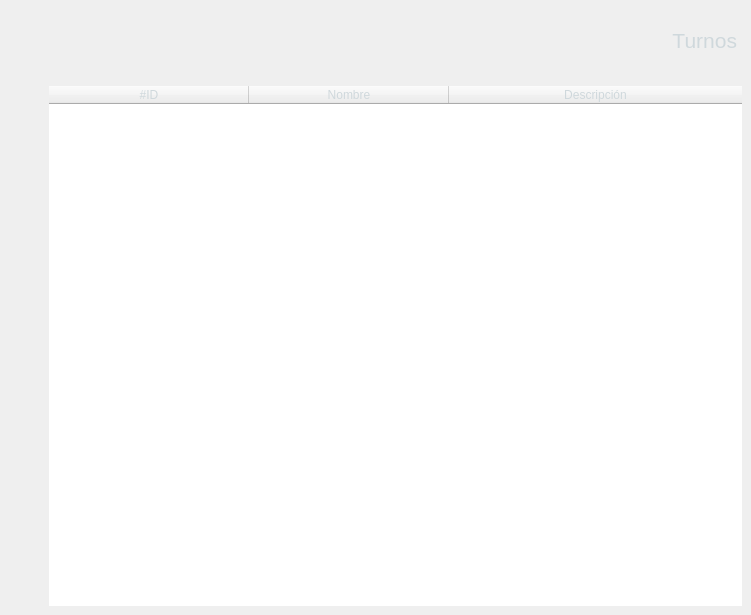
This is ui/turno_frame.ui in hm2206/strong_teeth as Qt 5 draws it before an edit. The edited form follows.
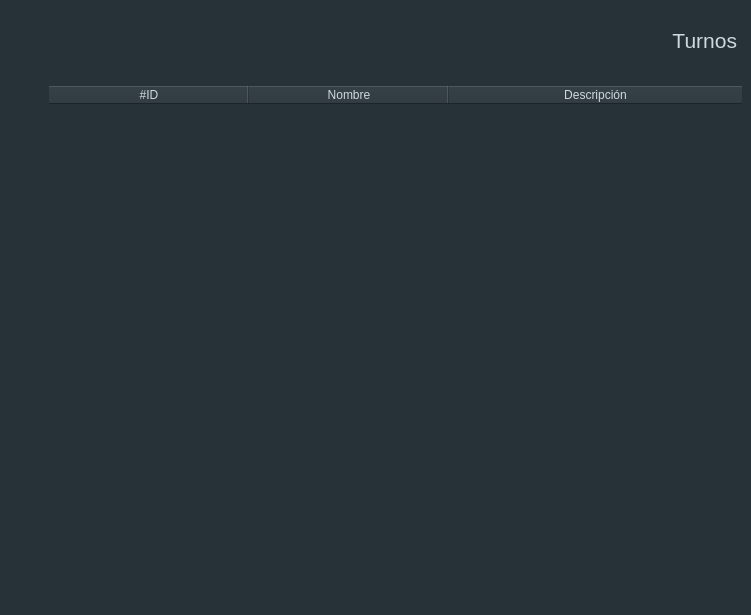
This is the edited form. Icons and pictures are not drawn.

Commit message: feat: add turnos

```diff
--- a/ui/turno_frame.ui
+++ b/ui/turno_frame.ui
@@ -13,6 +13,9 @@
   <property name="windowTitle">
    <string>Frame</string>
   </property>
+  <property name="styleSheet">
+   <string notr="true">background-color: #263238;</string>
+  </property>
   <property name="lineWidth">
    <number>0</number>
   </property>
@@ -56,9 +59,9 @@
       <property name="geometry">
        <rect>
         <x>486</x>
-        <y>30</y>
+        <y>20</y>
         <width>211</width>
-        <height>20</height>
+        <height>41</height>
        </rect>
       </property>
       <property name="sizePolicy">
```
The commit also changes 13 other files.
